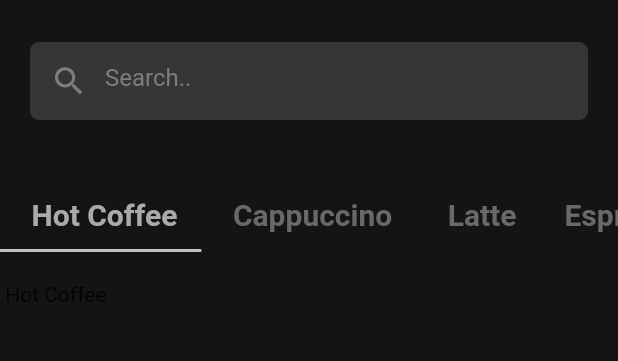
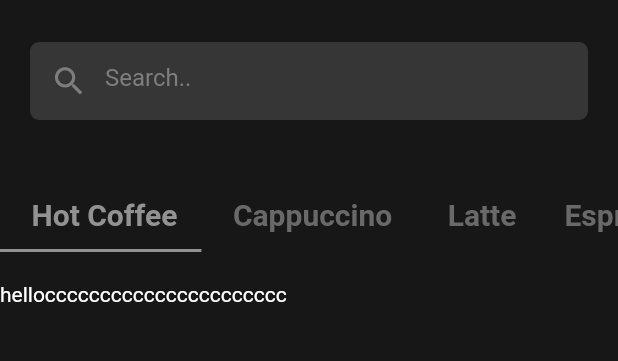
Before and after one commit to bimbo-ade/MyCoffee, a Flutter app: the HomeScreen screen opened directly, on a phone screen of 412 x 824 dp, the part 90-451 px from its top. Run offline on Flutter 3.47's test engine with Material 2 defaults, Android fonts, the phone set to English and light mode, and no system bars.

Commit message:
menu page added

```diff
--- a/lib/home_screen.dart
+++ b/lib/home_screen.dart
@@ -1,5 +1,5 @@
 import 'package:flutter/material.dart';
-import 'package:mydemo/list_menu.dart';
+import 'package:mydemo/tab_indicator.dart';
 
 class HomeScreen extends StatelessWidget {
   const HomeScreen({super.key});
@@ -9,7 +9,7 @@ class HomeScreen extends StatelessWidget {
     return Scaffold(
       body: SafeArea(
         child: Container(
-          color: const Color.fromARGB(255, 20, 20, 20),
+          color: const Color.fromARGB(255, 23, 23, 23),
           width: double.infinity,
           height: double.infinity,
           child: Column(
@@ -86,7 +86,7 @@ class HomeScreen extends StatelessWidget {
               const SizedBox(
                 height: 20,
               ),
-              const Expanded(child: ListMenu()),
+              const Expanded(child: TabsIndicator()),
             ],
           ),
         ),
--- /dev/null
+++ b/lib/menu_list.dart
@@ -0,0 +1,13 @@
+import 'package:flutter/material.dart';
+
+class MenuList extends StatelessWidget {
+  const MenuList({super.key});
+
+  @override
+  Widget build(BuildContext context) {
+    return const Text(
+      'hellocccccccccccccccccccccc',
+      style: TextStyle(color: Colors.white),
+    );
+  }
+}
--- a/lib/list_menu.dart
+++ b/lib/tab_indicator.dart
@@ -1,7 +1,8 @@
 import 'package:flutter/material.dart';
+import 'package:mydemo/menu_list.dart';
 
-class ListMenu extends StatelessWidget {
-  const ListMenu({super.key});
+class TabsIndicator extends StatelessWidget {
+  const TabsIndicator({super.key});
 
   @override
   Widget build(BuildContext context) {
@@ -11,11 +12,11 @@ class ListMenu extends StatelessWidget {
         children: [
           TabBar(
             isScrollable: true,
-            labelColor: Color.fromARGB(255, 170, 170, 170),
+            labelColor: Color.fromARGB(255, 146, 146, 146),
             unselectedLabelColor: Color.fromARGB(255, 105, 105, 105),
             indicator: UnderlineTabIndicator(
                 borderSide: BorderSide(
-                    color: Color.fromARGB(255, 192, 192, 192), width: 2)),
+                    color: Color.fromARGB(255, 146, 146, 146), width: 2)),
             labelStyle: TextStyle(fontSize: 20, fontWeight: FontWeight.bold),
             tabs: [
               Tab(text: ' Hot Coffee'),
@@ -32,7 +33,7 @@ class ListMenu extends StatelessWidget {
           Expanded(
             child: TabBarView(
               children: [
-                Text(' Hot Coffee'),
+                const MenuList(),
                 Text(' Cappuccino'),
                 Text(' Latte'),
                 Text('Espresso'),
```
